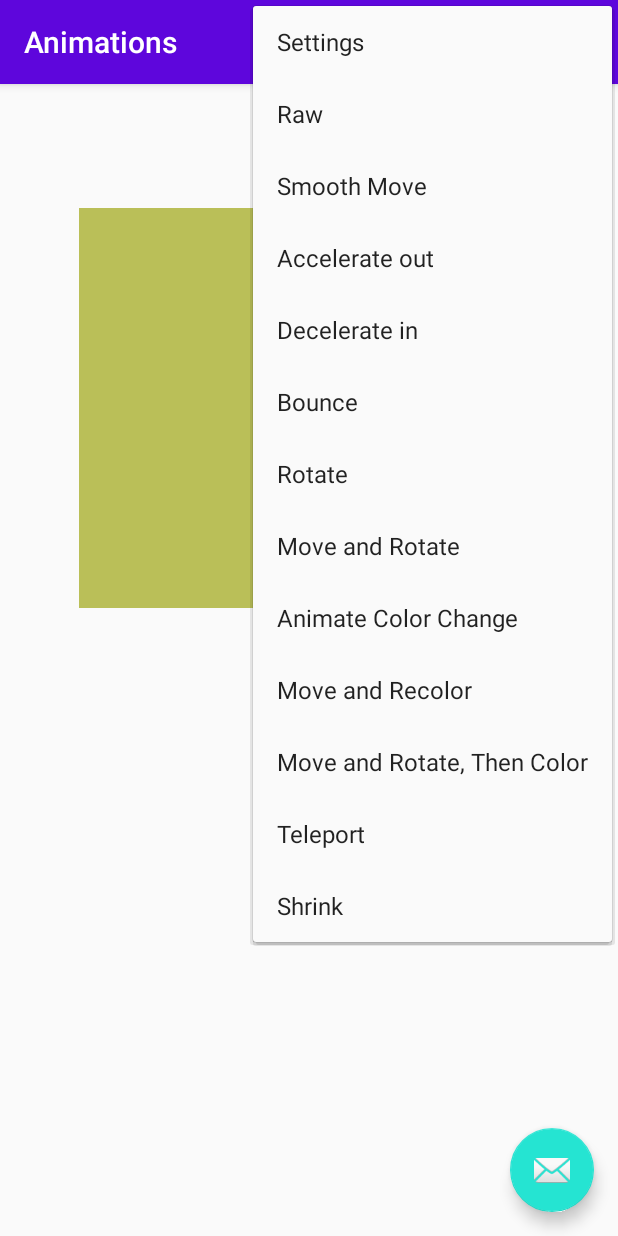
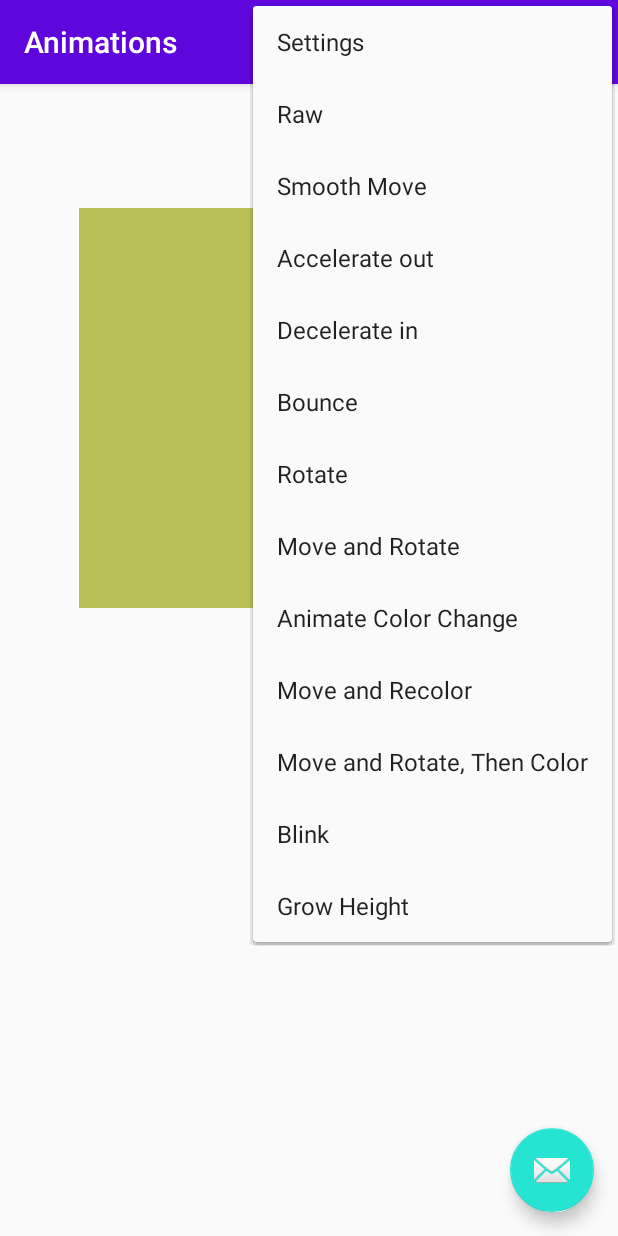
Before and after one commit to delusionallyhere/Mobile-Dev-3013, an Android app: the screen it shows after launch (MainActivity), with the options menu open, on a phone screen of 412 x 824 dp. Run offline under Robolectric (Android 15) with nearby library versions, the phone set to English and light mode, and no system bars.

Commit message:
animations

```diff
--- a/Animations/app/src/main/res/menu/menu_main.xml
+++ b/Animations/app/src/main/res/menu/menu_main.xml
@@ -59,14 +59,14 @@
         android:title="@string/moverotatecolor_anim"
         app:showAsAction="never" />
     <item
-        android:id="@+id/teleport"
+        android:id="@+id/blink"
         android:orderInCategory="63"
-        android:title="@string/teleport"
+        android:title="@string/blink"
         app:showAsAction="never" />
     <item
-        android:id="@+id/shrink"
+        android:id="@+id/grow_height"
         android:orderInCategory="64"
-        android:title="@string/shrink"
+        android:title="@string/grow_height"
         app:showAsAction="never" />
 
     <item
--- a/Animations/app/src/main/res/values/strings.xml
+++ b/Animations/app/src/main/res/values/strings.xml
@@ -11,7 +11,7 @@
     <string name="color_anim">Animate Color Change</string>
     <string name="movecolor_anim">Move and Recolor</string>
     <string name="moverotatecolor_anim">Move and Rotate, Then Color</string>
-    <string name="teleport">Teleport</string>
-    <string name="shrink">Shrink</string>
+    <string name="blink">Blink</string>
+    <string name="grow_height">Grow Height</string>
     <string name="load_color">Load Color</string>
 </resources>
```
Also changed, not shown: Animations/app/src/main/java/com/example/animations/ChalkBoard.kt (+15 -26 lines), Animations/app/src/main/java/com/example/animations/MainActivity.kt (+4 -4 lines).
